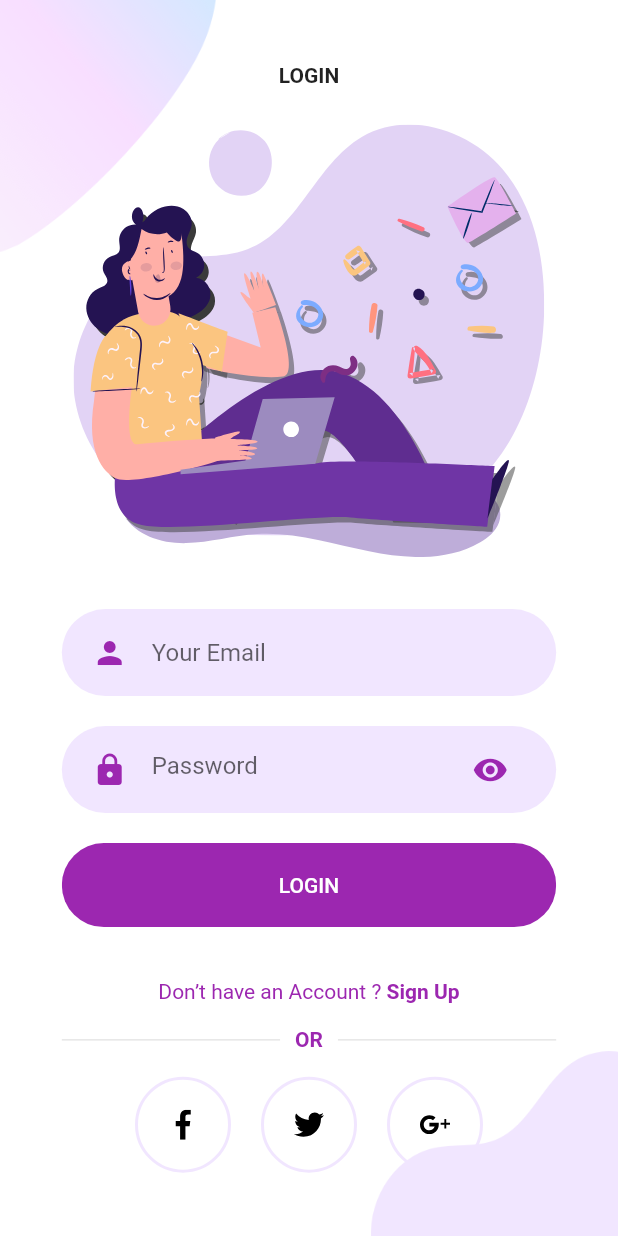
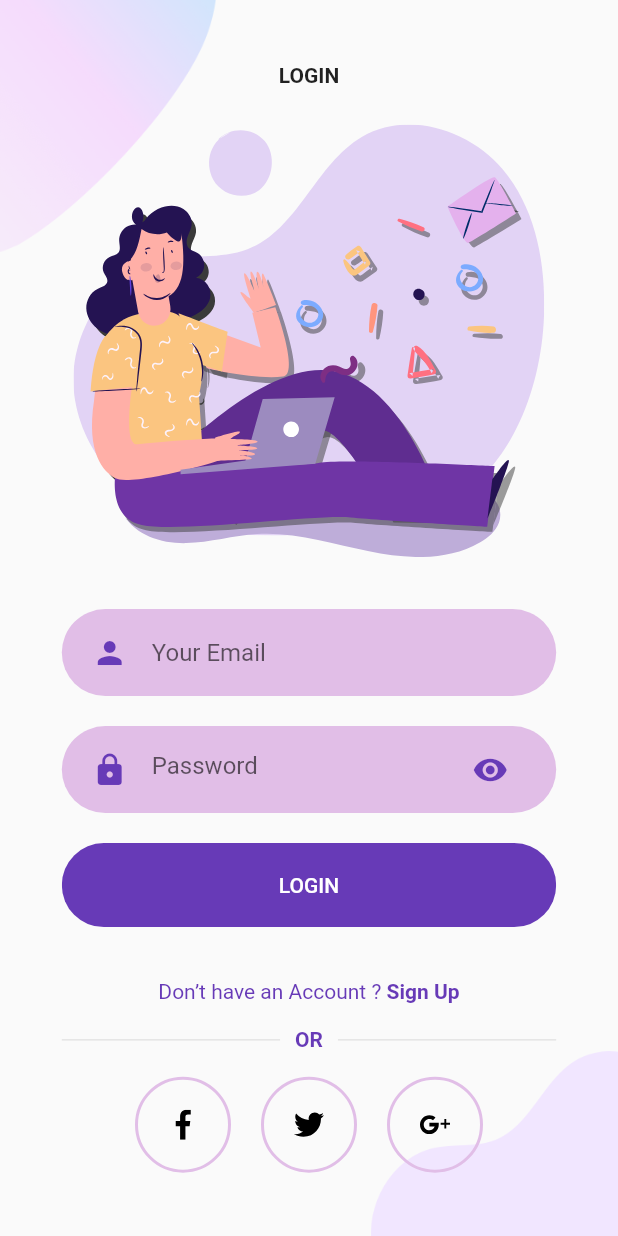
Before and after one commit to AdamTV/anychat, a Flutter app: the screen it shows after launch, after a tap on "LOGIN", on a phone screen of 412 x 824 dp. Run offline on Flutter 3.47's test engine with Material 2 defaults, Android fonts, the phone set to English and light mode, and no system bars; our stand-ins replace cloud_firestore, firebase_auth, firebase_core, flutter_svg, google_sign_in; missing offline and left inert: devicelocale, flutter_facebook_login; accounts and stored records are empty.

Commit message:
theme & UI

```diff
--- a/lib/Screens/Settings/components/body.dart
+++ b/lib/Screens/Settings/components/body.dart
@@ -80,7 +80,8 @@ class Body extends StatelessWidget {
                     children: <Widget>[
                       Text('Language'),
                       RoundedInputField(icon: Icons.language,onChanged:(value) {language = value;}),
-                      RoundedButton(text: "SAVE", press: () async {
+                      RoundedButton(
+                          text: "SAVE", press: () async {
                         final user = FirebaseFirestore.instance
                             .collection("users")
                             .doc(AnyChatAuth.currentUser.id);
--- a/lib/Screens/Welcome/components/body.dart
+++ b/lib/Screens/Welcome/components/body.dart
@@ -46,8 +46,6 @@ class Body extends StatelessWidget {
             ),
             RoundedButton(
               text: "SIGN UP",
-              color: kPrimaryLightColor,
-              textColor: Colors.black,
               press: () {
                 Navigator.push(
                   context,
--- a/lib/components/already_have_an_account_acheck.dart
+++ b/lib/components/already_have_an_account_acheck.dart
@@ -17,14 +17,14 @@ class AlreadyHaveAnAccountCheck extends StatelessWidget {
       children: <Widget>[
         Text(
           login ? "Don’t have an Account ? " : "Already have an Account ? ",
-          style: TextStyle(color: kPrimaryColor),
+          style: TextStyle(color: Theme.of(context).primaryColor),
         ),
         GestureDetector(
           onTap: press,
           child: Text(
             login ? "Sign Up" : "Sign In",
             style: TextStyle(
-              color: kPrimaryColor,
+              color: Theme.of(context).primaryColor,
               fontWeight: FontWeight.bold,
             ),
           ),
--- a/lib/components/anychat_auth.dart
+++ b/lib/components/anychat_auth.dart
@@ -176,6 +176,8 @@ class AnyChatAuth {
   }
 
   static Future<AnyChatUser> signInFacebook() async {
+    if(kIsWeb)
+      facebookSignIn.loginBehavior = FacebookLoginBehavior.webViewOnly;
     final FacebookLoginResult result =
     await facebookSignIn.logIn(['email']);
 
--- a/lib/components/or_divider.dart
+++ b/lib/components/or_divider.dart
@@ -16,7 +16,7 @@ class OrDivider extends StatelessWidget {
             child: Text(
               "OR",
               style: TextStyle(
-                color: kPrimaryColor,
+                color: Theme.of(context).primaryColor,
                 fontWeight: FontWeight.w600,
               ),
             ),
--- a/lib/components/rounded_button.dart
+++ b/lib/components/rounded_button.dart
@@ -1,20 +1,24 @@
+import 'package:flutter/foundation.dart';
 import 'package:flutter/material.dart';
 import 'package:anychat/constants.dart';
 
 class RoundedButton extends StatelessWidget {
   final String text;
   final Function press;
-  final Color color, textColor;
+  final Color textColor;
   const RoundedButton({
     Key key,
     this.text,
     this.press,
-    this.color = kPrimaryColor,
+    //this.color,
     this.textColor = Colors.white,
   }) : super(key: key);
 
   @override
   Widget build(BuildContext context) {
+    var theme = Theme.of(context);
+    var color = theme.primaryColor;
+    print(color);
     Size size = MediaQuery.of(context).size;
     return Container(
       margin: EdgeInsets.symmetric(vertical: 10),
--- a/lib/components/rounded_input_field.dart
+++ b/lib/components/rounded_input_field.dart
@@ -18,11 +18,11 @@ class RoundedInputField extends StatelessWidget {
     return TextFieldContainer(
       child: TextField(
         onChanged: onChanged,
-        cursorColor: kPrimaryColor,
+        cursorColor: Theme.of(context).primaryColor,
         decoration: InputDecoration(
           icon: Icon(
             icon,
-            color: kPrimaryColor,
+            color: Theme.of(context).primaryColor,
           ),
           hintText: hintText,
           border: InputBorder.none,
--- a/lib/components/rounded_password_field.dart
+++ b/lib/components/rounded_password_field.dart
@@ -15,16 +15,16 @@ class RoundedPasswordField extends StatelessWidget {
       child: TextField(
         obscureText: true,
         onChanged: onChanged,
-        cursorColor: kPrimaryColor,
+        cursorColor: Theme.of(context).primaryColor,
         decoration: InputDecoration(
           hintText: "Password",
           icon: Icon(
             Icons.lock,
-            color: kPrimaryColor,
+            color: Theme.of(context).primaryColor,
           ),
           suffixIcon: Icon(
             Icons.visibility,
-            color: kPrimaryColor,
+            color: Theme.of(context).primaryColor,
           ),
           border: InputBorder.none,
         ),
--- a/lib/components/social_icon.dart
+++ b/lib/components/social_icon.dart
@@ -22,7 +22,7 @@ class SocalIcon extends StatelessWidget {
         decoration: BoxDecoration(
           border: Border.all(
             width: 2,
-            color: kPrimaryLightColor,
+            color: Theme.of(context).primaryColorLight,
           ),
           shape: BoxShape.circle,
         ),
--- a/lib/components/text_field_container.dart
+++ b/lib/components/text_field_container.dart
@@ -16,7 +16,7 @@ class TextFieldContainer extends StatelessWidget {
       padding: EdgeInsets.symmetric(horizontal: 20, vertical: 5),
       width: size.width * 0.8,
       decoration: BoxDecoration(
-        color: kPrimaryLightColor,
+        color: Theme.of(context).primaryColorLight,
         borderRadius: BorderRadius.circular(29),
       ),
       child: child,
--- a/lib/constants.dart
+++ b/lib/constants.dart
@@ -1,7 +1,7 @@
 import 'package:flutter/material.dart';
 
-const kPrimaryColor = Colors.purple;
-const kPrimaryLightColor = Color(0xFFF1E6FF);
+// const kPrimaryColor = Colors.deepPurple;
+// const kPrimaryLightColor = Color(0xFFF1E6FF);
 
 final ThemeData kIOSTheme = ThemeData(
   primarySwatch: Colors.red,
@@ -10,6 +10,8 @@ final ThemeData kIOSTheme = ThemeData(
 );
 
 final ThemeData kDefaultTheme = ThemeData(
+  backgroundColor: Color(0x00008B),
+  primaryColor: Colors.deepPurple,
   primarySwatch: Colors.purple,
-  accentColor: Colors.orangeAccent[400],
+  accentColor: Colors.deepPurple[900],
 );
--- a/lib/main.dart
+++ b/lib/main.dart
@@ -1,4 +1,5 @@
 import 'package:firebase_core/firebase_core.dart';
+import 'package:flutter/foundation.dart';
 import 'package:flutter/material.dart';
 import 'package:anychat/Screens/Welcome/welcome_screen.dart';
 import 'package:anychat/constants.dart';
@@ -18,10 +19,9 @@ class MyApp extends StatelessWidget {
     return MaterialApp(
       debugShowCheckedModeBanner: false,
       title: 'AnyChat',
-      theme: ThemeData(
-        primaryColor: kPrimaryColor,
-        scaffoldBackgroundColor: Colors.white,
-      ),
+      theme: defaultTargetPlatform == TargetPlatform.iOS // NEW
+      ? kIOSTheme // NEW
+      : kDefaultTheme,
       home: WelcomeScreen(),
     );
   }
```
Also changed, not shown: lib/Screens/Chat/components/chat.dart (+28 -9 lines), lib/Screens/Conversations/components/body.dart (+7 -3 lines).
